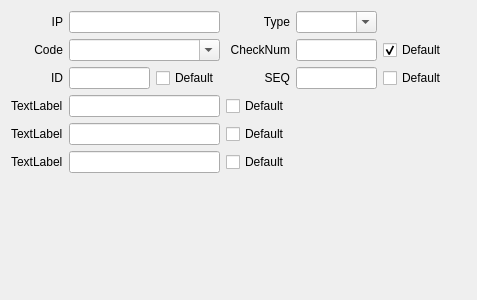
Above: src/icmp_widget.ui from public0821/npg before the change. Below: the same form after it.
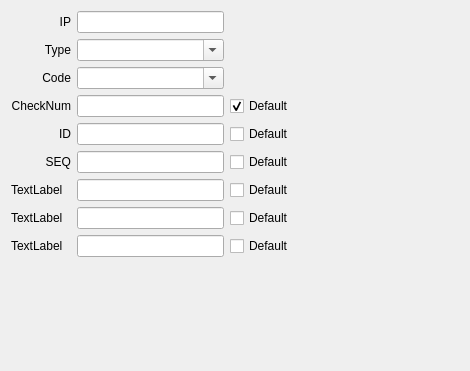
That is the form after the change.

The edit to the form file:
```diff
--- a/src/icmp_widget.ui
+++ b/src/icmp_widget.ui
@@ -6,8 +6,8 @@
    <rect>
     <x>0</x>
     <y>0</y>
-    <width>477</width>
-    <height>300</height>
+    <width>470</width>
+    <height>371</height>
    </rect>
   </property>
   <property name="windowTitle">
@@ -24,10 +24,7 @@
      </property>
     </widget>
    </item>
-   <item row="0" column="1" colspan="2">
-    <widget class="QLineEdit" name="ipEdit"/>
-   </item>
-   <item row="0" column="3">
+   <item row="1" column="0">
     <widget class="QLabel" name="label">
      <property name="text">
       <string>Type</string>
@@ -37,27 +34,14 @@
      </property>
     </widget>
    </item>
-   <item row="0" column="4">
+   <item row="1" column="1">
     <widget class="QComboBox" name="typeBox">
      <property name="editable">
       <bool>true</bool>
      </property>
     </widget>
    </item>
-   <item row="0" column="5" colspan="2">
-    <spacer name="horizontalSpacer">
-     <property name="orientation">
-      <enum>Qt::Horizontal</enum>
-     </property>
-     <property name="sizeHint" stdset="0">
-      <size>
-       <width>40</width>
-       <height>20</height>
-      </size>
-     </property>
-    </spacer>
-   </item>
-   <item row="3" column="0">
+   <item row="2" column="0">
     <widget class="QLabel" name="label_2">
      <property name="text">
       <string>Code</string>
@@ -67,14 +51,14 @@
      </property>
     </widget>
    </item>
-   <item row="3" column="1" colspan="2">
+   <item row="2" column="1">
     <widget class="QComboBox" name="codeBox">
      <property name="editable">
       <bool>true</bool>
      </property>
     </widget>
    </item>
-   <item row="3" column="3">
+   <item row="3" column="0">
     <widget class="QLabel" name="label_3">
      <property name="text">
       <string>CheckNum</string>
@@ -84,48 +68,9 @@
      </property>
     </widget>
    </item>
-   <item row="3" column="4">
+   <item row="3" column="1">
     <widget class="QLineEdit" name="checkNumEdit"/>
    </item>
-   <item row="3" column="5">
-    <widget class="QCheckBox" name="checkBox">
-     <property name="text">
-      <string>Default</string>
-     </property>
-     <property name="checked">
-      <bool>true</bool>
-     </property>
-    </widget>
-   </item>
-   <item row="3" column="6">
-    <spacer name="horizontalSpacer_2">
-     <property name="orientation">
-      <enum>Qt::Horizontal</enum>
-     </property>
-     <property name="sizeHint" stdset="0">
-      <size>
-       <width>40</width>
-       <height>20</height>
-      </size>
-     </property>
-    </spacer>
-   </item>
-   <item row="10" column="0" colspan="7">
-    <spacer name="verticalSpacer">
-     <property name="orientation">
-      <enum>Qt::Vertical</enum>
-     </property>
-     <property name="sizeHint" stdset="0">
-      <size>
-       <width>20</width>
-       <height>40</height>
-      </size>
-     </property>
-    </spacer>
-   </item>
-   <item row="11" column="0" colspan="7">
-    <layout class="QHBoxLayout" name="sendLayout"/>
-   </item>
    <item row="4" column="0">
     <widget class="QLabel" name="idLabel">
      <property name="text">
@@ -136,109 +81,46 @@
      </property>
     </widget>
    </item>
-   <item row="4" column="3">
-    <widget class="QLabel" name="seqLable">
-     <property name="text">
-      <string>SEQ</string>
-     </property>
-     <property name="alignment">
-      <set>Qt::AlignRight|Qt::AlignTrailing|Qt::AlignVCenter</set>
-     </property>
-    </widget>
-   </item>
    <item row="4" column="1">
     <widget class="QLineEdit" name="idEdit"/>
    </item>
-   <item row="4" column="4">
+   <item row="5" column="0">
+    <widget class="QLabel" name="seqLable">
+     <property name="text">
+      <string>SEQ</string>
+     </property>
+     <property name="alignment">
+      <set>Qt::AlignRight|Qt::AlignTrailing|Qt::AlignVCenter</set>
+     </property>
+    </widget>
+   </item>
+   <item row="5" column="1">
     <widget class="QLineEdit" name="seqEdit"/>
    </item>
-   <item row="4" column="6">
-    <spacer name="horizontalSpacer_3">
-     <property name="orientation">
-      <enum>Qt::Horizontal</enum>
-     </property>
-     <property name="sizeHint" stdset="0">
-      <size>
-       <width>40</width>
-       <height>20</height>
-      </size>
-     </property>
-    </spacer>
-   </item>
-   <item row="4" column="5">
+   <item row="5" column="2">
     <widget class="QCheckBox" name="seqCheckBox">
      <property name="text">
       <string>Default</string>
      </property>
     </widget>
    </item>
-   <item row="4" column="2">
-    <widget class="QCheckBox" name="idCheckBox">
-     <property name="text">
-      <string>Default</string>
-     </property>
-    </widget>
-   </item>
-   <item row="5" column="0">
+   <item row="6" column="0">
     <widget class="QLabel" name="moreLabel1">
      <property name="text">
       <string>TextLabel</string>
      </property>
     </widget>
    </item>
-   <item row="5" column="1" colspan="2">
+   <item row="6" column="1">
     <widget class="QLineEdit" name="moreEdit1"/>
    </item>
-   <item row="5" column="3">
-    <widget class="QCheckBox" name="moreCheckBox1">
-     <property name="text">
-      <string>Default</string>
-     </property>
-    </widget>
-   </item>
-   <item row="5" column="5">
+   <item row="6" column="4">
     <widget class="QLabel" name="tipLable1">
      <property name="text">
       <string/>
      </property>
     </widget>
    </item>
-   <item row="5" column="6">
-    <spacer name="horizontalSpacer_4">
-     <property name="orientation">
-      <enum>Qt::Horizontal</enum>
-     </property>
-     <property name="sizeHint" stdset="0">
-      <size>
-       <width>40</width>
-       <height>20</height>
-      </size>
-     </property>
-    </spacer>
-   </item>
-   <item row="7" column="6">
-    <spacer name="horizontalSpacer_5">
-     <property name="orientation">
-      <enum>Qt::Horizontal</enum>
-     </property>
-     <property name="sizeHint" stdset="0">
-      <size>
-       <width>40</width>
-       <height>20</height>
-      </size>
-     </property>
-    </spacer>
-   </item>
-   <item row="7" column="1" colspan="2">
-    <widget class="QLineEdit" name="moreEdit2"/>
-   </item>
-   <item row="7" column="3">
-    <widget class="QCheckBox" name="moreCheckBox2">
-     <property name="text">
-      <string>Default</string>
-     </property>
-    </widget>
-   </item>
    <item row="7" column="0">
     <widget class="QLabel" name="moreLabel2">
      <property name="text">
@@ -246,7 +128,10 @@
      </property>
     </widget>
    </item>
-   <item row="7" column="5">
+   <item row="7" column="1">
+    <widget class="QLineEdit" name="moreEdit2"/>
+   </item>
+   <item row="7" column="4">
     <widget class="QLabel" name="tipLable2">
      <property name="text">
       <string/>
@@ -260,24 +145,97 @@
      </property>
     </widget>
    </item>
-   <item row="8" column="1" colspan="2">
+   <item row="8" column="1">
     <widget class="QLineEdit" name="moreEdit3"/>
    </item>
-   <item row="8" column="3">
-    <widget class="QCheckBox" name="moreCheckBox3">
-     <property name="text">
-      <string>Default</string>
-     </property>
-    </widget>
-   </item>
-   <item row="8" column="5">
+   <item row="8" column="4">
     <widget class="QLabel" name="tipLable3">
      <property name="text">
       <string/>
      </property>
     </widget>
    </item>
-   <item row="8" column="6">
+   <item row="10" column="0" colspan="4">
+    <spacer name="verticalSpacer">
+     <property name="orientation">
+      <enum>Qt::Vertical</enum>
+     </property>
+     <property name="sizeHint" stdset="0">
+      <size>
+       <width>20</width>
+       <height>40</height>
+      </size>
+     </property>
+    </spacer>
+   </item>
+   <item row="0" column="1">
+    <widget class="QLineEdit" name="ipEdit"/>
+   </item>
+   <item row="3" column="2">
+    <widget class="QCheckBox" name="checkBox">
+     <property name="text">
+      <string>Default</string>
+     </property>
+     <property name="checked">
+      <bool>true</bool>
+     </property>
+    </widget>
+   </item>
+   <item row="4" column="2">
+    <widget class="QCheckBox" name="idCheckBox">
+     <property name="text">
+      <string>Default</string>
+     </property>
+    </widget>
+   </item>
+   <item row="6" column="2">
+    <widget class="QCheckBox" name="moreCheckBox1">
+     <property name="text">
+      <string>Default</string>
+     </property>
+    </widget>
+   </item>
+   <item row="7" column="2">
+    <widget class="QCheckBox" name="moreCheckBox2">
+     <property name="text">
+      <string>Default</string>
+     </property>
+    </widget>
+   </item>
+   <item row="8" column="2">
+    <widget class="QCheckBox" name="moreCheckBox3">
+     <property name="text">
+      <string>Default</string>
+     </property>
+    </widget>
+   </item>
+   <item row="6" column="3">
+    <spacer name="horizontalSpacer_4">
+     <property name="orientation">
+      <enum>Qt::Horizontal</enum>
+     </property>
+     <property name="sizeHint" stdset="0">
+      <size>
+       <width>40</width>
+       <height>20</height>
+      </size>
+     </property>
+    </spacer>
+   </item>
+   <item row="7" column="3">
+    <spacer name="horizontalSpacer_5">
+     <property name="orientation">
+      <enum>Qt::Horizontal</enum>
+     </property>
+     <property name="sizeHint" stdset="0">
+      <size>
+       <width>40</width>
+       <height>20</height>
+      </size>
+     </property>
+    </spacer>
+   </item>
+   <item row="8" column="3">
     <spacer name="horizontalSpacer_6">
      <property name="orientation">
       <enum>Qt::Horizontal</enum>
@@ -290,6 +248,87 @@
      </property>
     </spacer>
    </item>
+   <item row="2" column="2" colspan="2">
+    <spacer name="horizontalSpacer_2">
+     <property name="orientation">
+      <enum>Qt::Horizontal</enum>
+     </property>
+     <property name="sizeHint" stdset="0">
+      <size>
+       <width>40</width>
+       <height>20</height>
+      </size>
+     </property>
+    </spacer>
+   </item>
+   <item row="0" column="2" colspan="2">
+    <spacer name="horizontalSpacer">
+     <property name="orientation">
+      <enum>Qt::Horizontal</enum>
+     </property>
+     <property name="sizeHint" stdset="0">
+      <size>
+       <width>40</width>
+       <height>20</height>
+      </size>
+     </property>
+    </spacer>
+   </item>
+   <item row="3" column="3">
+    <spacer name="horizontalSpacer_3">
+     <property name="orientation">
+      <enum>Qt::Horizontal</enum>
+     </property>
+     <property name="sizeHint" stdset="0">
+      <size>
+       <width>40</width>
+       <height>20</height>
+      </size>
+     </property>
+    </spacer>
+   </item>
+   <item row="1" column="2" colspan="2">
+    <spacer name="horizontalSpacer_7">
+     <property name="orientation">
+      <enum>Qt::Horizontal</enum>
+     </property>
+     <property name="sizeHint" stdset="0">
+      <size>
+       <width>40</width>
+       <height>20</height>
+      </size>
+     </property>
+    </spacer>
+   </item>
+   <item row="4" column="3">
+    <spacer name="horizontalSpacer_8">
+     <property name="orientation">
+      <enum>Qt::Horizontal</enum>
+     </property>
+     <property name="sizeHint" stdset="0">
+      <size>
+       <width>40</width>
+       <height>20</height>
+      </size>
+     </property>
+    </spacer>
+   </item>
+   <item row="5" column="3">
+    <spacer name="horizontalSpacer_9">
+     <property name="orientation">
+      <enum>Qt::Horizontal</enum>
+     </property>
+     <property name="sizeHint" stdset="0">
+      <size>
+       <width>40</width>
+       <height>20</height>
+      </size>
+     </property>
+    </spacer>
+   </item>
+   <item row="11" column="0" colspan="4">
+    <layout class="QHBoxLayout" name="sendLayout"/>
+   </item>
   </layout>
  </widget>
  <layoutdefault spacing="6" margin="11"/>
```
